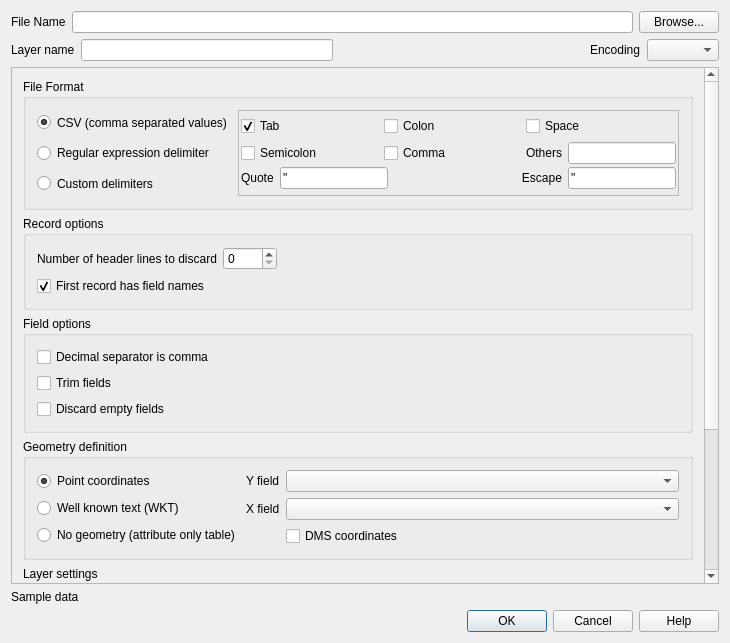
First picture: the form in src/ui/qgsdelimitedtextsourceselectbase.ui, repository carsmie/QGIS, before the edit.
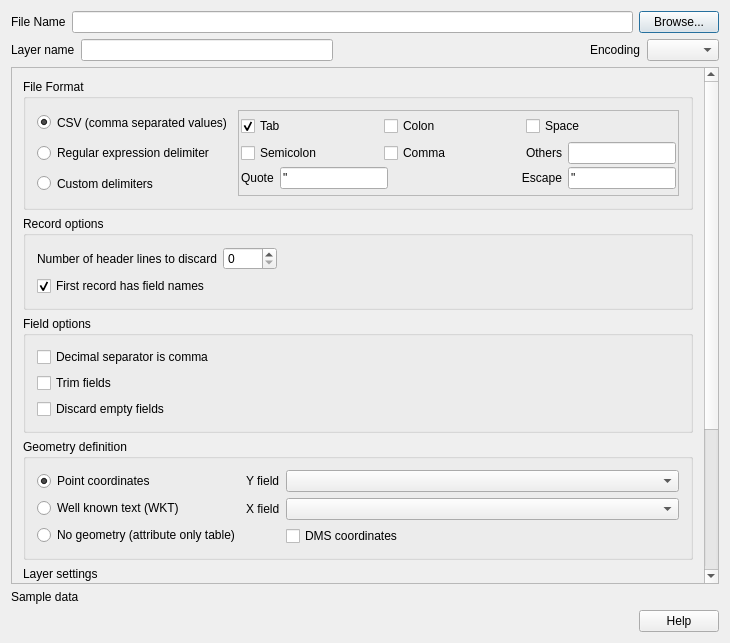
Second picture: the form after the edit. Icons and pictures are not drawn. Custom widgets are drawn as their Qt base class.

Commit message:
Move the buttons and connections into the base class
This was a small refactoring to homogenize the
dialogs buttons and add an Ok/Add button bar.

What changed in the file:
```diff
--- a/src/ui/qgsdelimitedtextsourceselectbase.ui
+++ b/src/ui/qgsdelimitedtextsourceselectbase.ui
@@ -1340,7 +1340,7 @@
       <enum>Qt::Horizontal</enum>
      </property>
      <property name="standardButtons">
-      <set>QDialogButtonBox::Cancel|QDialogButtonBox::Help|QDialogButtonBox::Ok</set>
+      <set>QDialogButtonBox::Help</set>
      </property>
     </widget>
    </item>
```
Left out of the diff: 2 changed lines with no effect on the pictures. The commit also changes 32 other files.
